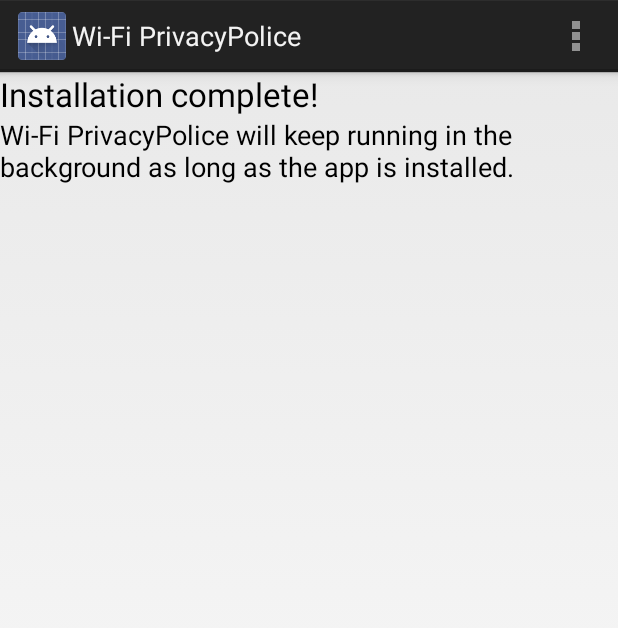
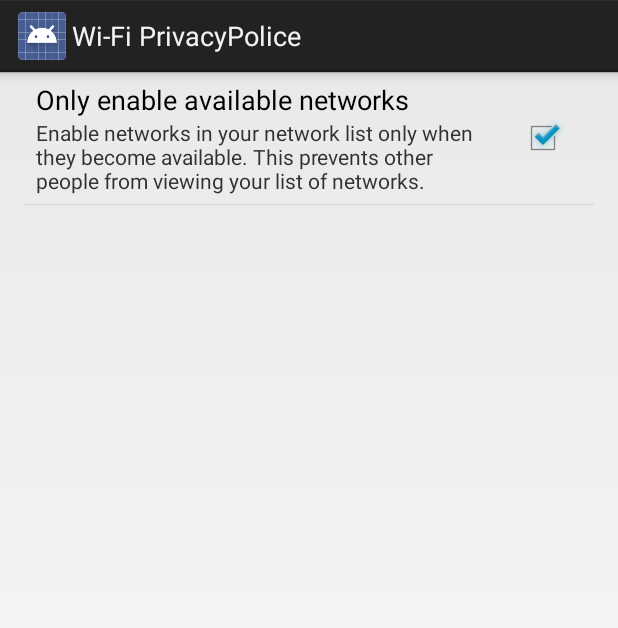
Before and after one commit to BramBonne/privacypolice, an Android app: the screen it shows after launch (MainActivity), on a phone screen of 412 x 824 dp. Shown: the top 628 px of the screen. Run offline under Robolectric (Android 15) with nearby library versions, the phone set to English and light mode, and no system bars.

Commit message:
Added preference for enabling only available networks.

```diff
--- a/privacypolice/src/main/java/be/uhasselt/privacypolice/MainActivity.java
+++ b/privacypolice/src/main/java/be/uhasselt/privacypolice/MainActivity.java
@@ -1,27 +1,13 @@
 package be.uhasselt.privacypolice;
 
-import android.app.Activity;
-import android.app.Fragment;
 import android.os.Bundle;
-import android.view.LayoutInflater;
-import android.view.Menu;
-import android.view.MenuItem;
-import android.view.View;
-import android.view.ViewGroup;
+import android.preference.PreferenceActivity;
 
-public class MainActivity extends Activity {
-    /* Hi I'm a placeholder! */
-
+public class MainActivity extends PreferenceActivity {
     @Override
-    protected void onCreate(Bundle savedInstanceState) {
+    public void onCreate(Bundle savedInstanceState) {
         super.onCreate(savedInstanceState);
-        setContentView(R.layout.activity_main);
-
-        if (savedInstanceState == null) {
-            getFragmentManager().beginTransaction()
-                    .add(R.id.container, new PlaceholderFragment())
-                    .commit();
-        }
+        addPreferencesFromResource(R.xml.preferences);
 
         /* Now bound in manifest
         // Bind the ScanResultsChecker to an intent filter listening for new Wi-Fi scans
@@ -31,36 +17,4 @@
     }
 
 
-    @Override
-    public boolean onCreateOptionsMenu(Menu menu) {
-
-        // Inflate the menu; this adds items to the action bar if it is present.
-        getMenuInflater().inflate(R.menu.main, menu);
-        return true;
-    }
-
-    @Override
-    public boolean onOptionsItemSelected(MenuItem item) {
-        // Handle action bar item clicks here. The action bar will
-        // automatically handle clicks on the Home/Up button, so long
-        // as you specify a parent activity in AndroidManifest.xml.
-        int id = item.getItemId();
-        return (id == R.id.action_settings || super.onOptionsItemSelected(item));
-    }
-
-    /**
-     * A placeholder fragment containing a simple view.
-     */
-    public static class PlaceholderFragment extends Fragment {
-
-        public PlaceholderFragment() {
-        }
-
-        @Override
-        public View onCreateView(LayoutInflater inflater, ViewGroup container,
-                Bundle savedInstanceState) {
-            return inflater.inflate(R.layout.fragment_main, container, false);
-        }
-    }
-
 }
--- a/privacypolice/src/main/java/be/uhasselt/privacypolice/Preferences.java
+++ b/privacypolice/src/main/java/be/uhasselt/privacypolice/Preferences.java
@@ -2,21 +2,16 @@
 
 import android.content.Context;
 import android.content.SharedPreferences;
+import android.preference.PreferenceManager;
 
 public class Preferences {
     private SharedPreferences prefs;
 
     public Preferences(Context ctx) {
-        this.prefs = ctx.getSharedPreferences("PrivacyPolice", 0);
+        this.prefs = PreferenceManager.getDefaultSharedPreferences(ctx);
     }
 
     public boolean getEnableOnlyAvailableNetworks() {
         return prefs.getBoolean("enableOnlyAvailableNetworks", true);
     }
-
-    public void setEnableOnlyAvailableNetworks(boolean value) {
-        SharedPreferences.Editor editor = prefs.edit();
-        editor.putBoolean("enableOnlyAvailableNetworks", value);
-        editor.commit();
-    }
 }
--- a/privacypolice/src/main/res/layout/fragment_main.xml
+++ /dev/null
@@ -1,21 +0,0 @@
-<LinearLayout
-    android:orientation="vertical"
-    android:layout_width="fill_parent"
-    android:layout_height="fill_parent"
-    xmlns:android="http://schemas.android.com/apk/res/android">
-
-    <TextView
-        android:layout_width="wrap_content"
-        android:layout_height="wrap_content"
-        android:textAppearance="?android:attr/textAppearanceLarge"
-        android:text="@string/done"
-        android:id="@+id/textView"
-        android:textAlignment="center" />
-
-    <TextView
-        android:layout_width="wrap_content"
-        android:layout_height="wrap_content"
-        android:textAppearance="?android:attr/textAppearanceMedium"
-        android:text="@string/doneexpl"
-        android:id="@+id/textView2" />
-</LinearLayout>
--- a/privacypolice/src/main/res/values/strings.xml
+++ b/privacypolice/src/main/res/values/strings.xml
@@ -5,5 +5,7 @@
     <string name="done">Installation complete!</string>
     <string name="doneexpl">Wi-Fi PrivacyPolice will keep running in the background as long as the app is installed.</string>
     <string name="action_settings">Settings</string>
+    <string name="pref_onlyavailable">Only enable available networks</string>
+    <string name="pref_onlyavailable_summ">Enable networks in your network list only when they become available. This prevents other people from viewing your list of networks.</string>
 
 </resources>
--- /dev/null
+++ b/privacypolice/src/main/res/xml/preferences.xml
@@ -0,0 +1,11 @@
+<PreferenceScreen xmlns:android="http://schemas.android.com/apk/res/android"
+    android:layout_width="wrap_content"
+    android:layout_height="wrap_content">
+    <CheckBoxPreference
+        android:key="enableOnlyAvailableNetworks"
+        android:title="@string/pref_onlyavailable"
+        android:summary="@string/pref_onlyavailable_summ"
+        android:defaultValue="true"
+        android:layout_width="wrap_content"
+        android:layout_height="wrap_content" />
+</PreferenceScreen>
```
